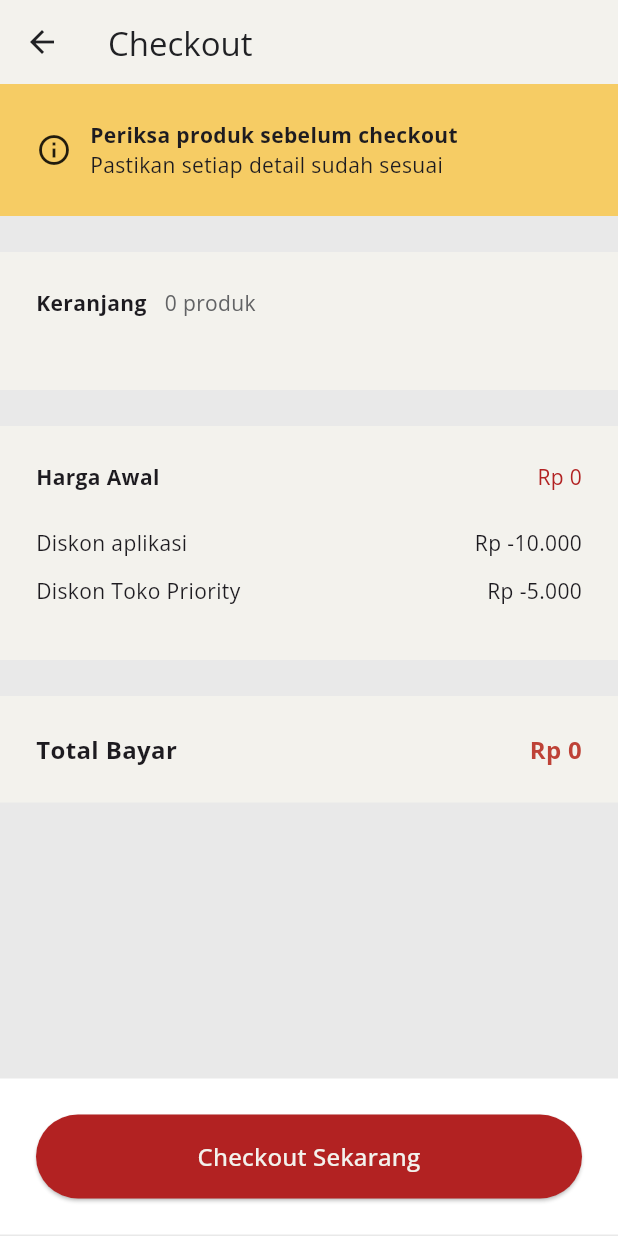
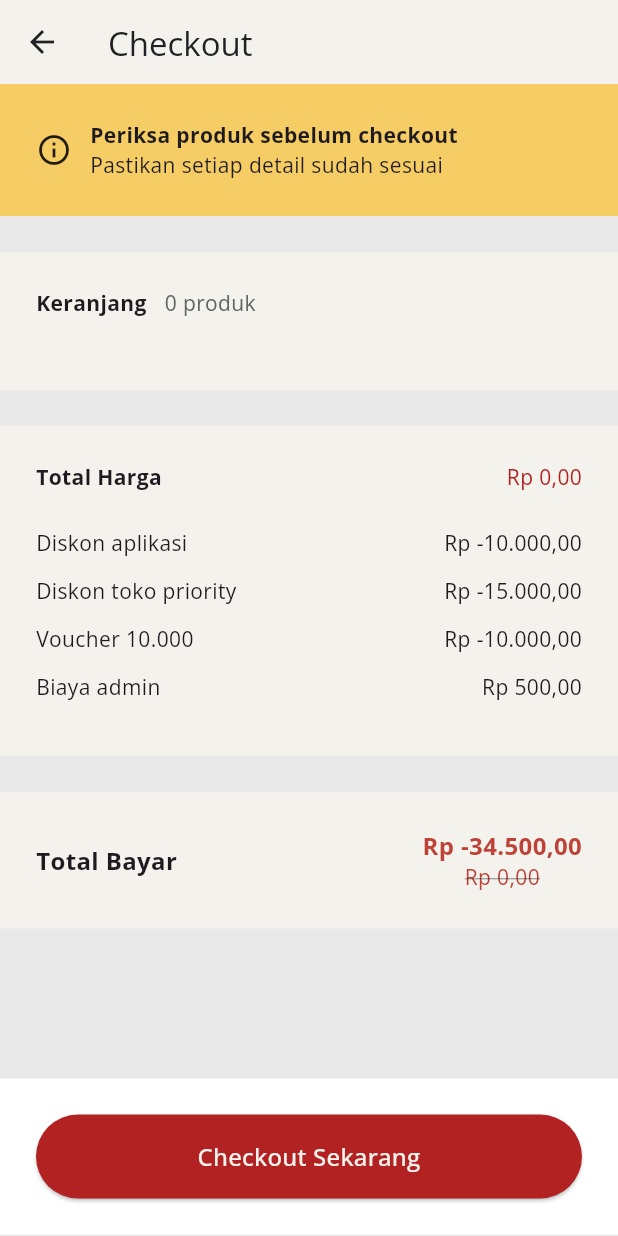
Before and after one commit to kamera846/topmortarseller, a Flutter app: the CheckoutScreen screen opened directly with empty values, on a phone screen of 412 x 824 dp. Run offline on Flutter 3.47's test engine with Material 3 defaults, Android fonts, the phone set to English and light mode, and no system bars; our stand-ins replace google_fonts, money_formatter, shared_preferences, upgrader; missing offline and left inert: qr_code_scanner; accounts and stored records are empty; network calls fail.

Commit message:
Finishing checkout screen

```diff
--- a/lib/screen/products/catalog_screen.dart
+++ b/lib/screen/products/catalog_screen.dart
@@ -161,8 +161,9 @@ class _CatalogScreenState extends State<CatalogScreen> {
                                                       ),
                                                       Text(
                                                         CurrencyFormat().format(
-                                                            double.parse(item
-                                                                .hargaProduk!)),
+                                                          amount: double.parse(
+                                                              item.hargaProduk!),
+                                                        ),
                                                         style: const TextStyle(
                                                           color: cPrimary400,
                                                           fontWeight:
@@ -388,7 +389,9 @@ class CheckoutedItems extends StatelessWidget {
               crossAxisAlignment: CrossAxisAlignment.start,
               children: [
                 Text(
-                  CurrencyFormat().format(double.parse('$totalPrice')),
+                  CurrencyFormat().format(
+                    amount: double.parse('$totalPrice'),
+                  ),
                   style: const TextStyle(
                     color: cPrimary100,
                     fontWeight: FontWeight.bold,
@@ -530,7 +533,8 @@ class _OverlayItemState extends State<OverlayItem> {
                     const SizedBox(height: 12),
                     Text(
                       CurrencyFormat().format(
-                          double.parse(widget.selectedItem.hargaProduk!)),
+                        amount: double.parse(widget.selectedItem.hargaProduk!),
+                      ),
                       style: const TextStyle(
                           color: cPrimary400,
                           fontSize: 18,
--- a/lib/screen/products/checkout_screen.dart
+++ b/lib/screen/products/checkout_screen.dart
@@ -4,6 +4,16 @@ import 'package:topmortarseller/util/colors/color.dart';
 import 'package:topmortarseller/util/currency_format.dart';
 import 'package:topmortarseller/widget/form/button/elevated_button.dart';
 import 'package:topmortarseller/widget/modal/loading_modal.dart';
+
+class ProductDiskonModel {
+  const ProductDiskonModel({
+    required this.title,
+    required this.diskon,
+  });
+
+  final String title;
+  final double diskon;
+}
 
 class CheckoutScreen extends StatefulWidget {
   const CheckoutScreen({
@@ -20,8 +30,11 @@ class CheckoutScreen extends StatefulWidget {
 class _CheckoutScreenState extends State<CheckoutScreen> {
   List<ProductModel> items = [];
   List<ProductModel> checkoutedItems = [];
+  List<ProductDiskonModel> diskons = [];
+  bool _isLoading = true;
   double totalPrice = 0.0;
-  bool _isLoading = true;
+  double totalDiskon = 0.0;
+  double totalAfterDiskon = 0.0;
 
   @override
   void initState() {
@@ -32,12 +45,19 @@ class _CheckoutScreenState extends State<CheckoutScreen> {
   void _getList() async {
     setState(() {
       items = widget.items;
+      diskons.add(
+          const ProductDiskonModel(title: 'Diskon aplikasi', diskon: -10000));
+      diskons.add(const ProductDiskonModel(
+          title: 'Diskon toko priority', diskon: -15000));
+      diskons.add(
+          const ProductDiskonModel(title: 'Voucher 10.000', diskon: -10000));
+      diskons.add(const ProductDiskonModel(title: 'Biaya admin', diskon: 500));
       _isLoading = false;
     });
   }
 
   String getTotalPrices() {
-    totalPrice = 0.0;
+    var totalPrice = 0.0;
     for (var item in items) {
       double totalPriceProduct = double.parse(item.hargaProduk ?? '0') *
           double.parse(item.checkoutCount ?? '0');
@@ -45,7 +65,24 @@ class _CheckoutScreenState extends State<CheckoutScreen> {
         totalPrice += totalPriceProduct;
       });
     }
-    return CurrencyFormat().format(totalPrice);
+    return CurrencyFormat().format(amount: totalPrice, fractionDigits: 2);
+  }
+
+  String getTotalAfterDiskon() {
+    var totalPrice = 0.0;
+    var totalDiskon = 0.0;
+    for (var item in items) {
+      double totalPriceProduct = double.parse(item.hargaProduk ?? '0') *
+          double.parse(item.checkoutCount ?? '0');
+      setState(() {
+        totalPrice += totalPriceProduct;
+      });
+    }
+    for (var item in diskons) {
+      totalDiskon += item.diskon;
+    }
+    var totalAfterDiskon = totalPrice + totalDiskon;
+    return CurrencyFormat().format(amount: totalAfterDiskon, fractionDigits: 2);
   }
 
   @override
@@ -161,7 +198,7 @@ class _CheckoutScreenState extends State<CheckoutScreen> {
                                               ),
                                               Expanded(
                                                 child: Text(
-                                                    '${CurrencyFormat().format(double.parse(item.hargaProduk ?? '0'))} / satuan'),
+                                                    '${CurrencyFormat().format(amount: double.parse(item.hargaProduk ?? '0'))} / satuan'),
                                               ),
                                               Text('x ${item.checkoutCount}'),
                                             ],
@@ -169,7 +206,8 @@ class _CheckoutScreenState extends State<CheckoutScreen> {
                                         ),
                                         Center(
                                           child: Text(
-                                            CurrencyFormat().format((int.parse(
+                                            CurrencyFormat().format(
+                                                amount: (int.parse(
                                                             item.hargaProduk ??
                                                                 '0') *
                                                         int.parse(
@@ -201,7 +239,7 @@ class _CheckoutScreenState extends State<CheckoutScreen> {
                                 children: [
                                   const Expanded(
                                     child: Text(
-                                      'Harga Awal',
+                                      'Total Harga',
                                       style: TextStyle(
                                           fontWeight: FontWeight.bold),
                                     ),
@@ -213,32 +251,31 @@ class _CheckoutScreenState extends State<CheckoutScreen> {
                                 ],
                               ),
                               const SizedBox(height: 24),
-                              const Row(
+                              ListView.builder(
+                                  itemCount: diskons.length,
+                                  shrinkWrap: true,
+                                  physics: const NeverScrollableScrollPhysics(),
+                                  padding: const EdgeInsets.all(0),
+                                  itemBuilder: (ctx, idx) {
+                                    var diskonItem = diskons[idx];
+                                    return Container(
+                                      margin: const EdgeInsets.only(bottom: 12),
+                                      child: Row(
                                         children: [
                                           Expanded(
                                             child: Text(
-                                      'Diskon aplikasi',
+                                              diskonItem.title,
                                             ),
                                           ),
                                           Text(
-                                    'Rp -10.000',
+                                            CurrencyFormat().format(
+                                                amount: diskonItem.diskon,
+                                                fractionDigits: 2),
                                           ),
                                         ],
                                       ),
-                              const SizedBox(height: 12),
-                              const Row(
-                                children: [
-                                  Expanded(
-                                    child: Text(
-                                      'Diskon Toko Priority',
-                                    ),
-                                  ),
-                                  Text(
-                                    'Rp -5.000',
-                                  ),
-                                ],
-                              ),
-                              const SizedBox(height: 12),
+                                    );
+                                  })
                             ],
                           ),
                         ),
@@ -258,13 +295,23 @@ class _CheckoutScreenState extends State<CheckoutScreen> {
                                   ),
                                 ),
                               ),
+                              Column(
+                                children: [
                                   Text(
-                                getTotalPrices(),
+                                    getTotalAfterDiskon(),
                                     style: const TextStyle(
                                         color: cPrimary200,
                                         fontSize: 16,
                                         fontWeight: FontWeight.bold),
                                   ),
+                                  Text(
+                                    getTotalPrices(),
+                                    style: const TextStyle(
+                                        color: cPrimary200,
+                                        decoration: TextDecoration.lineThrough),
+                                  ),
+                                ],
+                              )
                             ],
                           ),
                         ),
--- a/lib/util/currency_format.dart
+++ b/lib/util/currency_format.dart
@@ -1,7 +1,7 @@
 import 'package:money_formatter/money_formatter.dart';
 
 class CurrencyFormat {
-  String format(double amount) {
+  String format({required double amount, int? fractionDigits}) {
     var formatted = MoneyFormatter(
       amount: amount,
       settings: MoneyFormatterSettings(
@@ -9,7 +9,7 @@ class CurrencyFormat {
           thousandSeparator: '.',
           decimalSeparator: ',',
           symbolAndNumberSeparator: ' ',
-          fractionDigits: 0,
+          fractionDigits: fractionDigits ?? 0,
           compactFormatType: CompactFormatType.short),
     );
     return formatted.output.symbolOnLeft;
```
Lines whose indentation alone changed are shown as unchanged.
